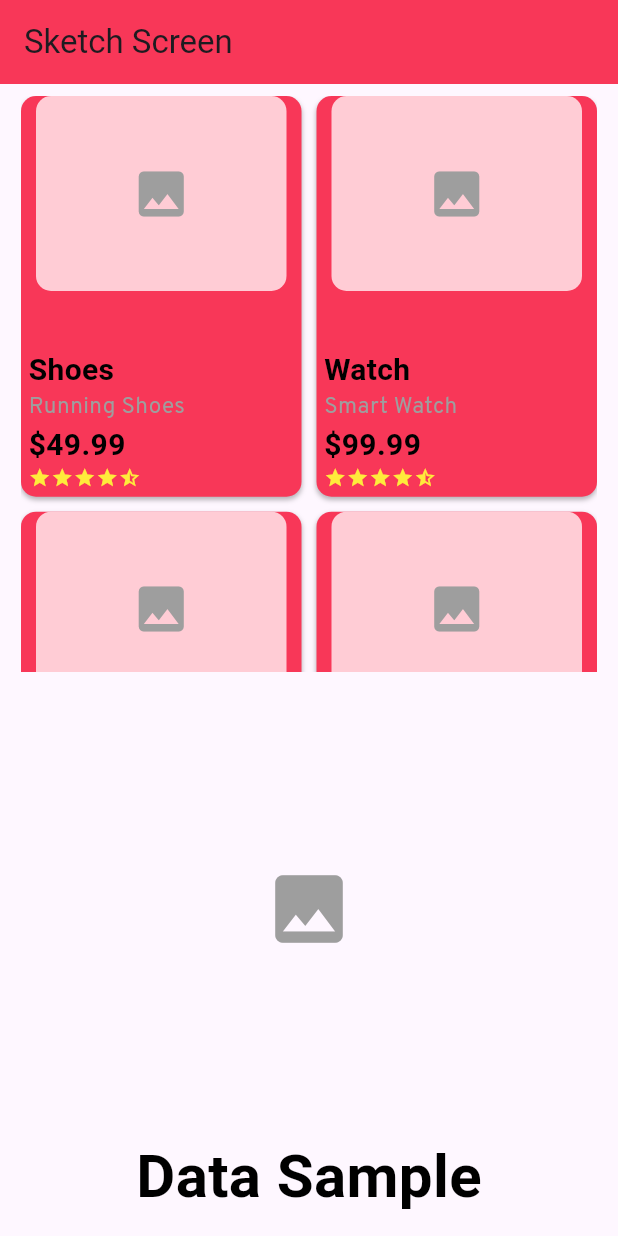
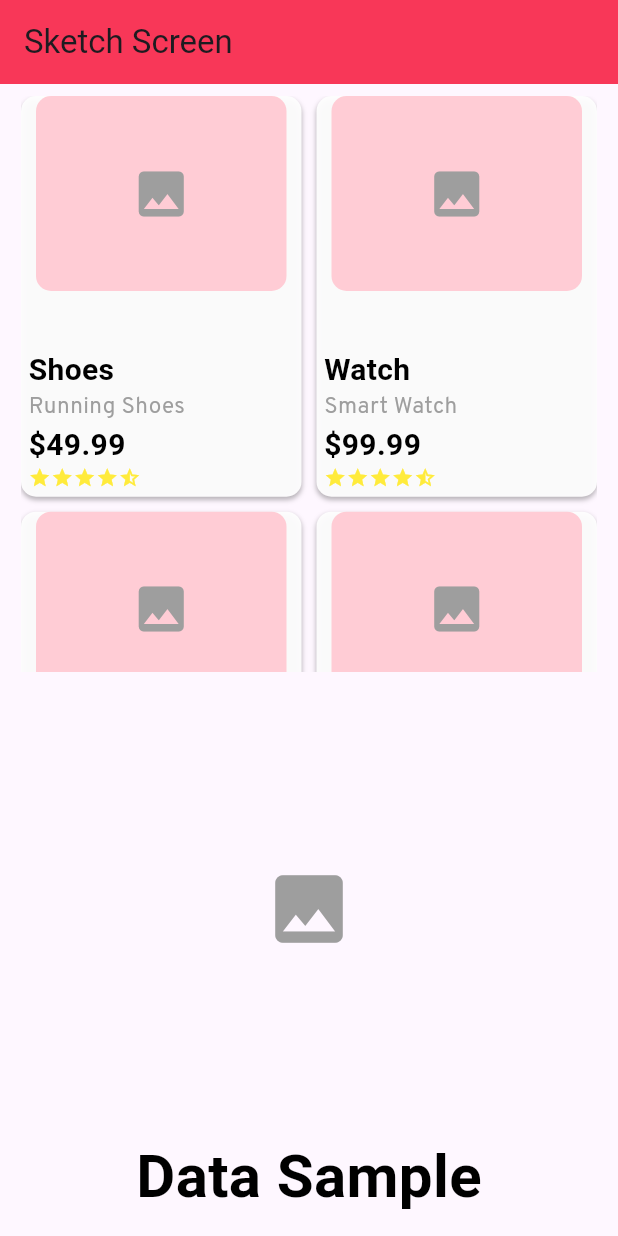
Before and after one commit to KwesiEren/stylish_ecommerce_app, a Flutter app: the screen it shows after launch, on a phone screen of 412 x 824 dp. Run offline on Flutter 3.47's test engine with Material 3 defaults, Android fonts, the phone set to English and light mode, and no system bars; our stand-ins replace smooth_page_indicator; network calls fail; Roboto replaces fonts that are missing (Monserrat).

```diff
--- a/lib/components/constant/colour_scheme.dart
+++ b/lib/components/constant/colour_scheme.dart
@@ -5,6 +5,7 @@ import 'package:flutter/material.dart';
 const base_color = Color.fromRGBO(255, 255, 255, 1);
 const main_color = Color.fromRGBO(248, 55, 88, 1);
 const card_color = Color.fromRGBO(255, 204, 213, 1);
+const card_color2 = Color.fromRGBO(254, 254, 254, 0.949);
 
 // Button colors
 const buton_color1 = Color.fromRGBO(250, 113, 137, 1);
--- a/lib/components/widgets/card1.dart
+++ b/lib/components/widgets/card1.dart
@@ -26,7 +26,7 @@ class ProductCard extends StatelessWidget {
       width: 150,
       height: 250,
       decoration: BoxDecoration(
-        color: main_color,
+        color: card_color2,
         borderRadius: BorderRadius.circular(10),
         boxShadow: [
           const BoxShadow(
--- a/lib/screens/sketch.dart
+++ b/lib/screens/sketch.dart
@@ -5,6 +5,7 @@ import 'package:stylish_ecommerce_app/components/widgets/advert_widgets/ad_widge
 import 'package:stylish_ecommerce_app/components/widgets/caption_placeholder1.dart';
 import 'package:stylish_ecommerce_app/components/widgets/card1.dart';
 import 'package:stylish_ecommerce_app/components/widgets/circlecard_widget.dart';
+import 'package:stylish_ecommerce_app/components/widgets/featured_product_widget/featured_section.dart';
 import 'package:stylish_ecommerce_app/components/widgets/hard_button1.dart';
 import 'package:stylish_ecommerce_app/components/widgets/hyperlint_text.dart';
 import 'package:stylish_ecommerce_app/components/widgets/inputfield&icon_widget.dart';
@@ -29,24 +30,39 @@ class _SketchState extends State<Sketch> {
   final List<Map<String, dynamic>> products = [
     {
       "name": "Shoes",
+      "image": "assets/images/onb_1.png",
       "details": "Running Shoes",
       "price": 49.99,
       "rating": 4.5
     },
-    {"name": "Watch", "details": "Smart Watch", "price": 99.99, "rating": 4.2},
+    {
+      "name": "Watch",
+      "image": "assets/images/onb_1.png",
+      "details": "Smart Watch",
+      "price": 99.99,
+      "rating": 4.2
+    },
     {
       "name": "Phone",
+      "image": "assets/images/onb_1.png",
       "details": "Android Phone",
       "price": 699.99,
       "rating": 4.8
     },
     {
       "name": "Shoes",
+      "image": "assets/images/onb_1.png",
       "details": "Running Shoes",
       "price": 49.99,
       "rating": 4.5
     },
-    {"name": "Watch", "details": "Smart Watch", "price": 99.99, "rating": 4.2},
+    {
+      "name": "Watch",
+      "image": "assets/images/onb_1.png",
+      "details": "Smart Watch",
+      "price": 99.99,
+      "rating": 4.2
+    },
   ];
 
   @override
@@ -156,9 +172,15 @@ class _SketchState extends State<Sketch> {
               mainAxisAlignment: MainAxisAlignment.center,
               spacing: 10,
               children: [
-                CirclecardWidget(),
-                CirclecardWidget(),
-                CirclecardWidget(),
+                CirclecardWidget(
+                  onPressed: () {},
+                ),
+                CirclecardWidget(
+                  onPressed: () {},
+                ),
+                CirclecardWidget(
+                  onPressed: () {},
+                ),
               ],
             ),
             SizedBox(
@@ -210,6 +232,7 @@ class _SketchState extends State<Sketch> {
               height: 20,
             ),
             CustomAppBar(
+              height: 85,
               searchController: _searchController,
               onSearchChanged: (query) {
                 setState(() {
@@ -221,6 +244,15 @@ class _SketchState extends State<Sketch> {
             SizedBox(
               height: 20,
             ),
+            FeatureSection(
+              items: products,
+              section: 'name',
+              section2: 'image',
+              onPressed: () {},
+            ),
+            SizedBox(
+              height: 20,
+            ),
           ],
         ),
       ),
```
Also changed, not shown: lib/components/widgets/appbar_widget/appbar_widget.dart (+7 -1 lines), lib/components/widgets/circlecard_widget.dart (+5 -2 lines), lib/components/widgets/featured_product_widget/circlecard_widget2.dart (added, +61 -0 lines), lib/components/widgets/featured_product_widget/featured_section.dart (added, +58 -0 lines), lib/screens/init_activity/login_screen.dart (+9 -3 lines), lib/screens/init_activity/signup_screen.dart (+8 -3 lines), lib/screens/main_activity/home_screen.dart (+105 -1 lines).
